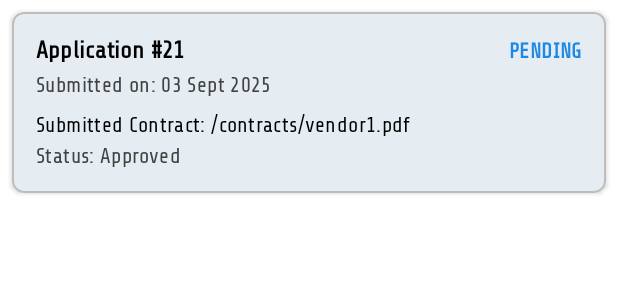
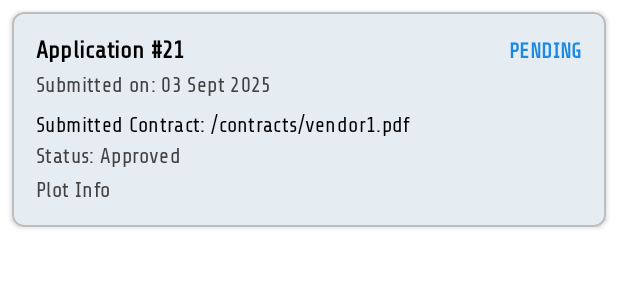
Before and after one commit to The-Agaba/UVMS, an Android app: the layout item_application.xml on its own in the app's theme, with its tools: preview values and no code run, on a phone screen of 412 x 824 dp. Shown: the top 300 px of the screen. Run offline under Robolectric (Android 15) with nearby library versions, the phone set to English and light mode, and no system bars; network calls fail.

Commit message:
Merge remote-tracking branch 'origin/master'

```diff
--- a/app/src/main/java/com/example/uvms/fragments/LicenseDetailFragment.java
+++ b/app/src/main/java/com/example/uvms/fragments/LicenseDetailFragment.java
@@ -97,7 +97,7 @@ public class LicenseDetailFragment extends Fragment {
             if (filePath == null || filePath.trim().isEmpty()) {
                 tvFile.setVisibility(View.GONE);
             } else {
-                tvFile.setVisibility(View.VISIBLE);
+                tvFile.setVisibility(View.GONE);
                 tvFile.setText("File: " + filePath);
             }
         }
--- a/app/src/main/res/layout/item_application.xml
+++ b/app/src/main/res/layout/item_application.xml
@@ -75,6 +75,15 @@
             android:layout_marginTop="4dp"
             android:textAppearance="@style/TextAppearance.Material3.BodyMedium"
             android:textColor="@color/uvmsTextSecondaryLight" />
+        <TextView
+            android:id="@+id/tvPlot"
+            android:layout_width="wrap_content"
+            android:layout_height="wrap_content"
+            android:text="Plot Info"
+            android:layout_marginTop="6dp"
+            android:textAppearance="@style/TextAppearance.Material3.BodyMedium"
+            android:textColor="@color/uvmsTextSecondaryLight" />
+
 
     </LinearLayout>
 </com.google.android.material.card.MaterialCardView>
--- a/app/src/main/res/values/strings.xml
+++ b/app/src/main/res/values/strings.xml
@@ -235,8 +235,7 @@
     <string name="cnms">CNMS</string>
     <string name="cive">CIVE</string>
     <string name="apply">apply</string>
-    <string name="college">College</string>
-    <string name="dedicated_plots">Dedicated Plots</string>
+    <string name="college">college</string>
 
 
 </resources>
```
Also changed, not shown: app/src/main/java/com/example/uvms/adapters/ApplicationAdapter.java (+27 -12 lines).
